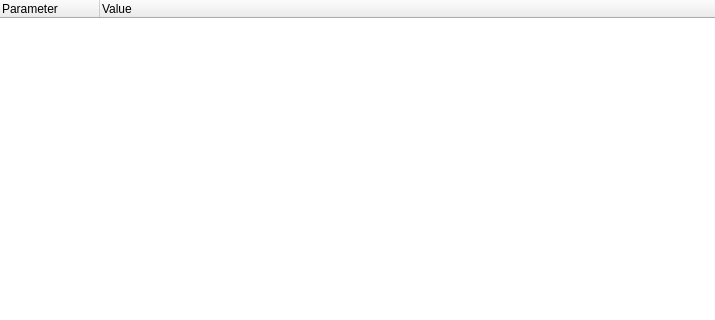
First picture: the form in source/client/ui/sys_info_widget_connections.ui, repository dchapyshev/aspia, before the edit; both pictures show x 0 to 715 and y 0 to 320 of the 715 by 495 pixel window.
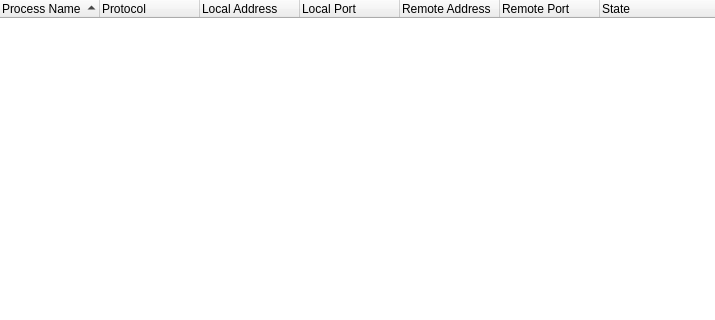
Second picture: the form after the edit.

Commit message: Implement "Routes" / "Connections" categories.

```diff
--- a/source/client/ui/sys_info_widget_connections.ui
+++ b/source/client/ui/sys_info_widget_connections.ui
@@ -43,14 +43,48 @@
        <height>16</height>
       </size>
      </property>
+     <property name="indentation">
+      <number>0</number>
+     </property>
+     <property name="sortingEnabled">
+      <bool>true</bool>
+     </property>
+     <attribute name="headerShowSortIndicator" stdset="0">
+      <bool>true</bool>
+     </attribute>
      <column>
       <property name="text">
-       <string>Parameter</string>
+       <string>Process Name</string>
       </property>
      </column>
      <column>
       <property name="text">
-       <string>Value</string>
+       <string>Protocol</string>
+      </property>
+     </column>
+     <column>
+      <property name="text">
+       <string>Local Address</string>
+      </property>
+     </column>
+     <column>
+      <property name="text">
+       <string>Local Port</string>
+      </property>
+     </column>
+     <column>
+      <property name="text">
+       <string>Remote Address</string>
+      </property>
+     </column>
+     <column>
+      <property name="text">
+       <string>Remote Port</string>
+      </property>
+     </column>
+     <column>
+      <property name="text">
+       <string>State</string>
       </property>
      </column>
     </widget>
```
Left out of the diff: 5 changed lines with no effect on the pictures. The commit also changes 34 other files.
